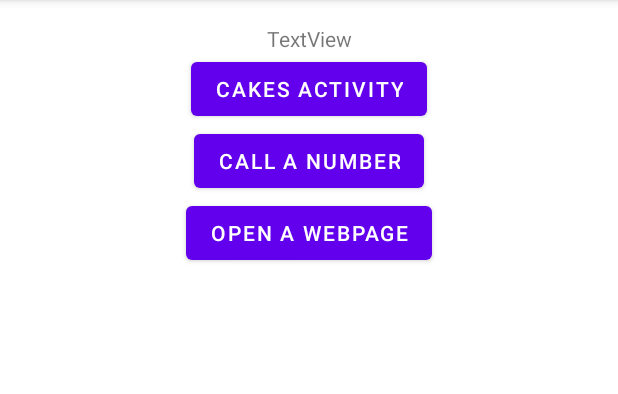
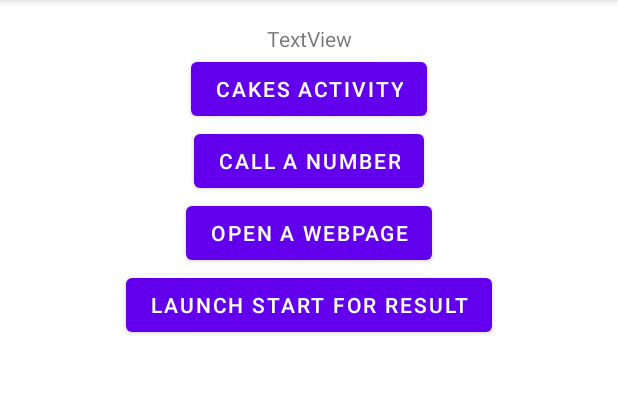
Before and after one commit to magdamiu/AndroidFundamentalsFall2021, an Android app: the screen it shows after launch (LearnActivity), on a phone screen of 412 x 824 dp, the part 84-478 px from its top. Run offline under Robolectric (Android 15) with nearby library versions, the phone set to English and light mode, and no system bars.

Commit message:
start for result API

```diff
--- a/app/src/main/java/com/magdamiu/androidfundamentalsfall2021/LearnActivity.java
+++ b/app/src/main/java/com/magdamiu/androidfundamentalsfall2021/LearnActivity.java
@@ -1,7 +1,13 @@
 package com.magdamiu.androidfundamentalsfall2021;
 
+import androidx.activity.result.ActivityResult;
+import androidx.activity.result.ActivityResultCallback;
+import androidx.activity.result.ActivityResultLauncher;
+import androidx.activity.result.contract.ActivityResultContract;
+import androidx.activity.result.contract.ActivityResultContracts;
 import androidx.appcompat.app.AppCompatActivity;
 
+import android.app.Activity;
 import android.content.Intent;
 import android.net.Uri;
 import android.os.Bundle;
@@ -11,7 +17,20 @@ import android.widget.Toast;
 
 public class LearnActivity extends AppCompatActivity {
     public static final String MESSAGE = "message";
+    public static final String COUNT = "count";
+    public static final String MESSAGE_FOR_RESULT = "result";
     private static final String LEARN_ACTIVITY = "LearnActivity";
+    private ActivityResultLauncher<Intent> startForResult = registerForActivityResult(new ActivityResultContracts.StartActivityForResult(),
+            new ActivityResultCallback<ActivityResult>() {
+                @Override
+                public void onActivityResult(ActivityResult result) {
+                    if (result.getResultCode() == Activity.RESULT_OK) {
+                        Intent intent = result.getData();
+                        String messageReceivedAsResult = intent.getStringExtra(CakesActivity.RESULT);
+                        Toast.makeText(LearnActivity.this, messageReceivedAsResult, Toast.LENGTH_LONG).show();
+                    }
+                }
+            });
 
     @Override
     protected void onCreate(Bundle savedInstanceState) {
@@ -60,6 +79,7 @@ public class LearnActivity extends AppCompatActivity {
         // explicit intent => starts an activity defined by us, the developers
         Intent cakesActivity = new Intent(LearnActivity.this, CakesActivity.class);
         cakesActivity.putExtra(MESSAGE, "Hello from LearnActivity");
+        cakesActivity.putExtra(COUNT, 27);
         startActivity(cakesActivity);
     }
 
@@ -67,7 +87,7 @@ public class LearnActivity extends AppCompatActivity {
     public void openCallActivityOnClick(View view) {
         // implicit intent => starts an activity defined in the system
         Intent callActivity = new Intent(Intent.ACTION_DIAL);
-        if(callActivity.resolveActivity(getPackageManager()) != null) {
+        if (callActivity.resolveActivity(getPackageManager()) != null) {
             callActivity.setData(Uri.parse("tel:077777777"));
             startActivity(callActivity);
         } else {
@@ -82,4 +102,11 @@ public class LearnActivity extends AppCompatActivity {
         openWebPage.setData(Uri.parse("https://developer.android.com/guide/components/intents-common#Email"));
         startActivity(openWebPage);
     }
+
+
+    public void startForResultOnClick(View view) {
+        Intent intentForResult = new Intent(LearnActivity.this, CakesActivity.class);
+        intentForResult.putExtra(MESSAGE_FOR_RESULT, "Are you there?");
+        startForResult.launch(intentForResult);
+    }
 }
--- a/app/src/main/res/layout/activity_learn.xml
+++ b/app/src/main/res/layout/activity_learn.xml
@@ -41,9 +41,21 @@
         android:id="@+id/button6"
         android:layout_width="wrap_content"
         android:layout_height="wrap_content"
+        android:onClick="openWebPageOnClick"
         android:text="@string/open_a_webpage"
-        android:onClick="openWebPageOnClick"
         app:layout_constraintEnd_toEndOf="parent"
         app:layout_constraintStart_toStartOf="parent"
         app:layout_constraintTop_toBottomOf="@+id/button5" />
+
+    <Button
+        android:id="@+id/button8"
+        android:layout_width="wrap_content"
+        android:layout_height="wrap_content"
+        android:text="@string/launch_start_for_result"
+        android:onClick="startForResultOnClick"
+        app:layout_constraintEnd_toEndOf="parent"
+        app:layout_constraintStart_toStartOf="parent"
+        app:layout_constraintTop_toBottomOf="@+id/button6" />
+
+
 </androidx.constraintlayout.widget.ConstraintLayout>
--- a/app/src/main/res/values/strings.xml
+++ b/app/src/main/res/values/strings.xml
@@ -50,4 +50,5 @@ ConstraintLayout* - position and size widgets in a flexible way
     <string name="cakes_activity">Cakes Activity</string>
     <string name="call_a_number">Call a number</string>
     <string name="open_a_webpage">Open a webpage</string>
+    <string name="launch_start_for_result">Launch Start for Result</string>
 </resources>
```
Also changed, not shown: app/src/main/java/com/magdamiu/androidfundamentalsfall2021/CakesActivity.java (+20 -1 lines).
